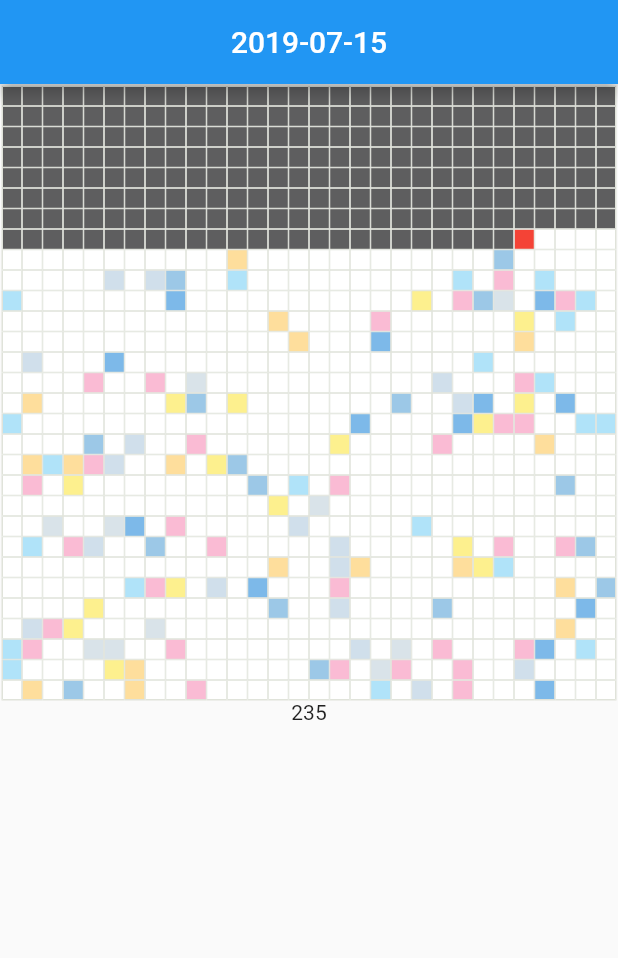
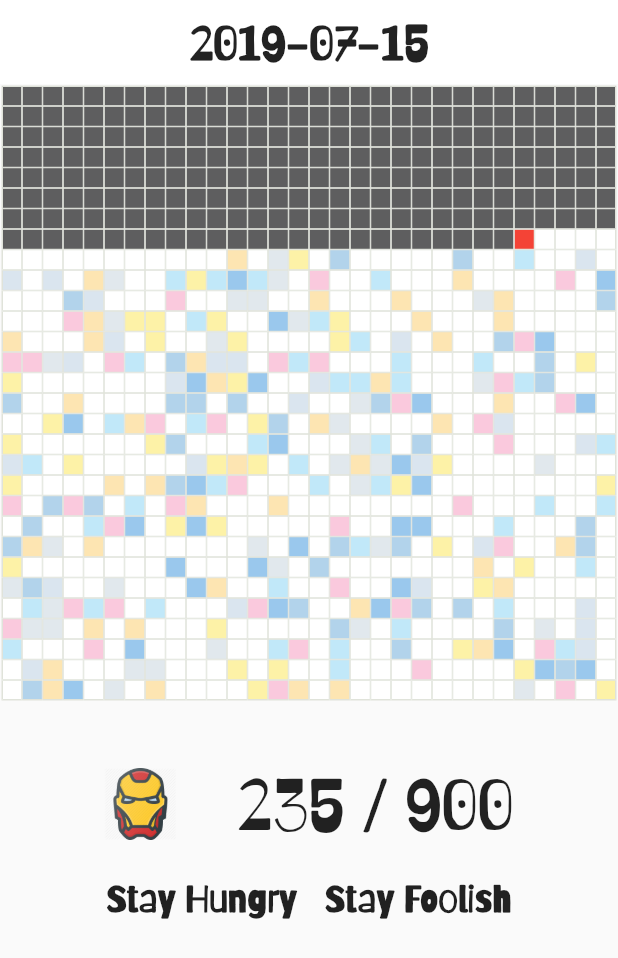
Before and after one commit to zhouzaihang/life_countdown, a Flutter app: the screen it shows after launch, on a phone screen of 412 x 824 dp. Shown: the top 958 px of the screen. Run offline on Flutter 3.47's test engine with Material 2 defaults, Android fonts, the phone set to English and light mode, and no system bars.

Commit message:
完成主页构建

```diff
--- a/lib/grid.dart
+++ b/lib/grid.dart
@@ -9,14 +9,14 @@ class Grid extends StatefulWidget {
 
   static List<int> colors = [
     0xFFFFFFFF,
-    0xDDD4DFE6,
-    0xDD8EC0E4,
-    0xDDCADBE9,
-    0xDD6AAFE6,
-    0xDDA5DFF9,
-    0xDDFEEE7D,
-    0xDDFAB1CE,
-    0xDDFFDA8E
+    0xAAD4DFE6,
+    0xAA8EC0E4,
+    0xAACADBE9,
+    0xAA6AAFE6,
+    0xAAA5DFF9,
+    0xAAFEEE7D,
+    0xAAFAB1CE,
+    0xAAFFDA8E
   ];
 
   static BorderSide _borderThin =
@@ -78,7 +78,7 @@ class _GridState extends State<Grid> {
                       : currentMonth < pastMonth + 10
                           ? Colors.white
                           : Color(Grid.colors[
-                              rng.nextInt(35) > 8 ? 0 : rng.nextInt(9)])),
+                              rng.nextInt(18) > 8 ? 0 : rng.nextInt(9)])),
         ));
       }
       return result;
--- a/lib/main.dart
+++ b/lib/main.dart
@@ -10,7 +10,7 @@ class MyApp extends StatelessWidget {
     return MaterialApp(
       title: 'Life Countdown',
       theme: ThemeData(
-        primarySwatch: Colors.blue,
+        primaryColor: Colors.white,
       ),
       home: MyHomePage(
         life: Life(DateTime.now()),
@@ -34,15 +34,45 @@ class _MyHomePageState extends State<MyHomePage> {
     widget.life.birthDay = DateTime(2000, 01, 01);
     return Scaffold(
       appBar: AppBar(
-        title: Text(DateTime.now().toString().substring(0, 10)),
-        centerTitle: true,
-      ),
+          title: Text(
+            DateTime.now().toString().substring(0, 10),
+            style: TextStyle(
+                fontSize: 32,
+                fontWeight: FontWeight.bold,
+                fontFamily: "Barriecito"),
+          ),
+          centerTitle: true,
+          elevation: 0),
       body: Padding(
         padding: const EdgeInsets.all(1.0),
         child: Column(
           children: <Widget>[
             Grid(life: widget.life),
-            Text(widget.life.pastLife().toString()),
+            Padding(
+              padding: const EdgeInsets.only(top: 40, bottom: 20),
+              child: Row(
+                mainAxisAlignment: MainAxisAlignment.center,
+                children: <Widget>[
+                  Padding(
+                    padding: EdgeInsets.only(right: 40),
+                    child: Container(
+                        height: 48, child: Image.asset("asset/iron_man.png")),
+                  ),
+                  Text(
+                      widget.life.pastLife().toString() +
+                          " / " +
+                          widget.life.life.toString(),
+                      style: TextStyle(fontSize: 48, fontFamily: "Barriecito")),
+                ],
+              ),
+            ),
+            Text(
+              "Stay Hungry \t Stay Foolish",
+              style: TextStyle(
+                  fontFamily: "Barriecito",
+                  fontWeight: FontWeight.bold,
+                  fontSize: 24),
+            ),
           ],
         ),
       ),
```
Also changed, not shown: pubspec.yaml (+7 -6 lines), asset/Barriecito-Regular.ttf (added), asset/iron_man.png (added).
